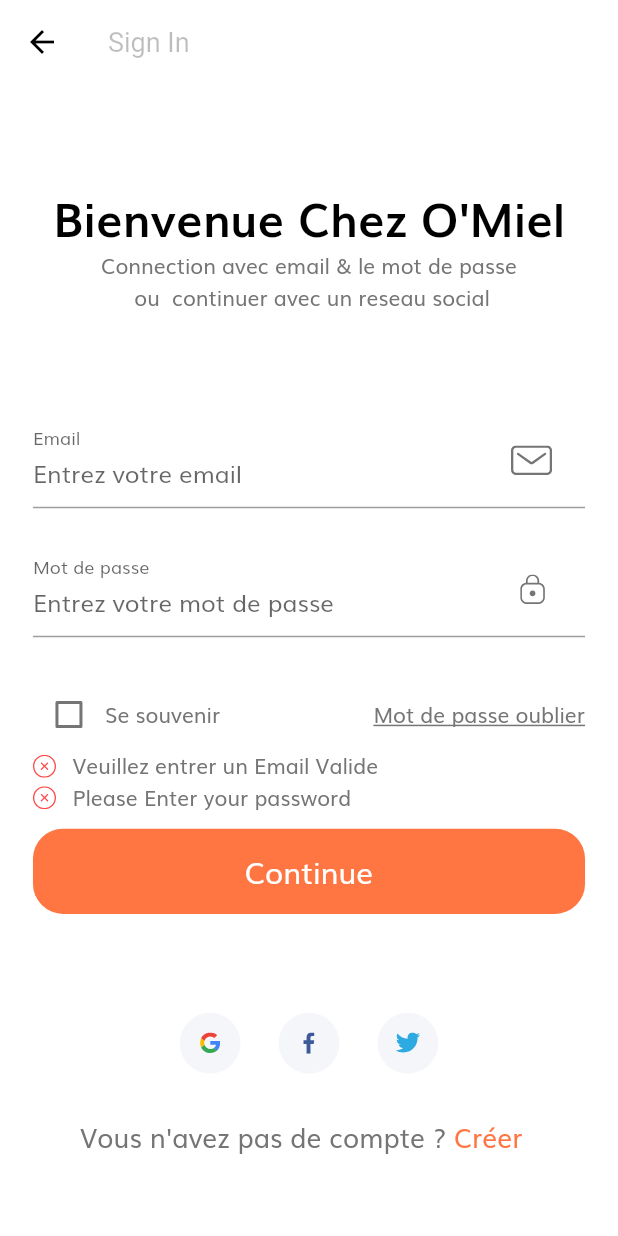
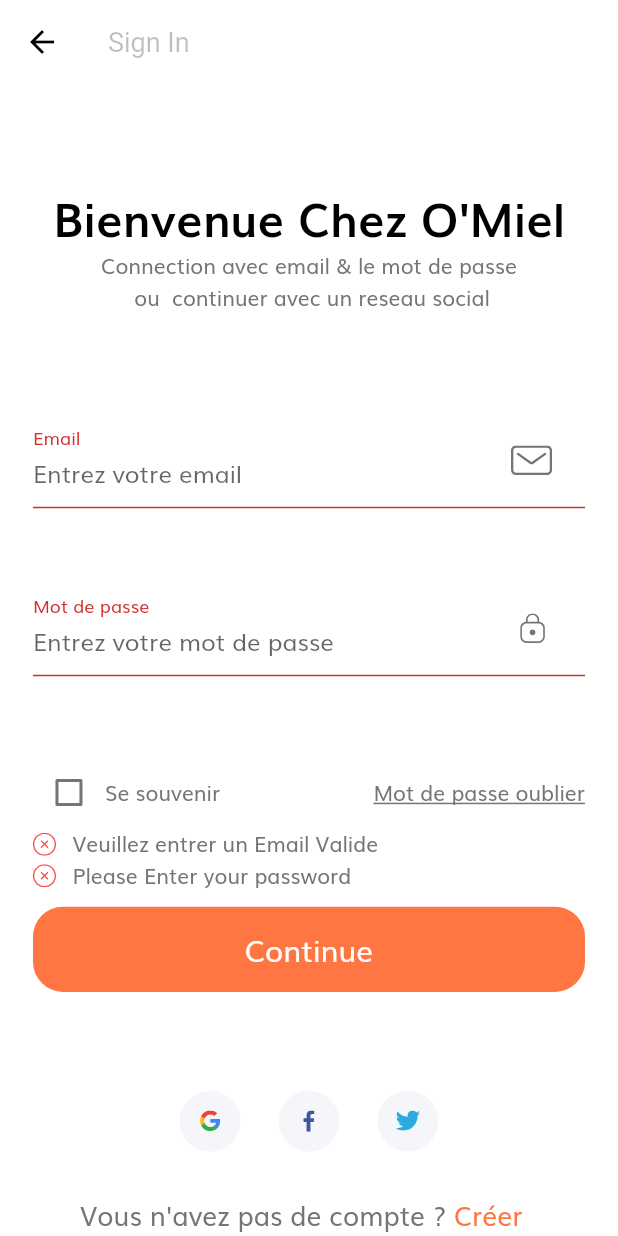
Before and after one commit to LauriatHerosside/Flutter_Learn, a Flutter app: the SignInScreen screen opened by its route, after a tap on "Continue", on a phone screen of 412 x 824 dp. Run offline on Flutter 3.47's test engine with Material 2 defaults, Android fonts, the phone set to English and light mode, and no system bars; our stand-ins replace flutter_svg; missing offline and left inert: dart:ffi.

Commit message:
forgortLoginScreen &  SuccessLoginScreen

```diff
--- /dev/null
+++ b/lib/components/no_account_text.dart
@@ -0,0 +1,34 @@
+import 'package:flutter/material.dart';
+
+import '../constant.dart';
+import '../screens/forgot_password/forgot_password_screen.dart';
+import '../size_config.dart';
+
+class NoAccountText extends StatelessWidget {
+  const NoAccountText({
+    Key? key,
+  }) : super(key: key);
+
+  @override
+  Widget build(BuildContext context) {
+    return Row(
+      mainAxisAlignment: MainAxisAlignment.center,
+      children: [
+        Text(
+          "Vous n'avez pas de compte ? ",
+          style: TextStyle(fontSize: getProportionateScreenWidth(16)),
+        ),
+        GestureDetector(
+          onTap: () => Navigator.popAndPushNamed(
+              context, ForgotPasswordScreen.routeName),
+          child: Text(
+            "Créer  ",
+            style: TextStyle(
+                fontSize: getProportionateScreenWidth(16),
+                color: kPrimaryColor),
+          ),
+        )
+      ],
+    );
+  }
+}
--- a/lib/routs.dart
+++ b/lib/routs.dart
@@ -1,4 +1,5 @@
 import 'package:e_commerce/screens/forgot_password/forgot_password_screen.dart';
+import 'package:e_commerce/screens/login_success/login_success.dart';
 import 'package:e_commerce/screens/sign_in/sign_in.dart';
 import 'package:e_commerce/screens/splash/splash_screen.dart';
 import 'package:flutter/material.dart';
@@ -8,4 +9,5 @@ final Map<String, WidgetBuilder> routes = {
   SplashScreen.routeName: (context) => SplashScreen(),
   SignInScreen.routeName: (context) => SignInScreen(),
   ForgotPasswordScreen.routeName: (context) => ForgotPasswordScreen(),
+  LoginSuccessScreen.routeName: (context) => LoginSuccessScreen(),
 };
--- a/lib/screens/sign_in/components/body_sign_in.dart
+++ b/lib/screens/sign_in/components/body_sign_in.dart
@@ -1,3 +1,4 @@
+import 'package:e_commerce/screens/forgot_password/forgot_password_screen.dart';
 import 'package:e_commerce/screens/sign_in/components/sign_form.dart';
 import 'package:flutter/material.dart';
 import 'package:flutter_svg/flutter_svg.dart';
@@ -6,6 +7,7 @@ import 'package:flutter_svg/parser.dart';
 import '../../../components/custom_surfix_icon.dart';
 import '../../../components/default_button.dart';
 import '../../../components/form_error.dart';
+import '../../../components/no_account_text.dart';
 import '../../../components/social_card.dart';
 import '../../../constant.dart';
 import '../../../size_config.dart';
@@ -62,21 +64,7 @@ class BodySignIn extends StatelessWidget {
               SizedBox(
                 height: getProportionateScreenHeight(28),
               ),
-              Row(
-                mainAxisAlignment: MainAxisAlignment.center,
-                children: [
-                  Text(
-                    "Vous n'avez pas de compte ? ",
-                    style: TextStyle(fontSize: getProportionateScreenWidth(16)),
-                  ),
-                  Text(
-                    "Créer  ",
-                    style: TextStyle(
-                        fontSize: getProportionateScreenWidth(16),
-                        color: kPrimaryColor),
-                  )
-                ],
-              )
+              NoAccountText()
             ],
           ),
         ),
--- a/lib/screens/sign_in/components/sign_form.dart
+++ b/lib/screens/sign_in/components/sign_form.dart
@@ -1,3 +1,5 @@
+import 'package:e_commerce/screens/forgot_password/forgot_password_screen.dart';
+import 'package:e_commerce/screens/login_success/login_success.dart';
 import 'package:flutter/material.dart';
 
 import '../../../components/custom_surfix_icon.dart';
@@ -51,9 +53,13 @@ class _SignFormState extends State<SignForm> {
               ),
               Text("Se souvenir"),
               Spacer(),
-              Text(
-                "Mot de passe oublier",
-                style: TextStyle(decoration: TextDecoration.underline),
+              GestureDetector(
+                onTap: () => Navigator.pushNamed(
+                    context, ForgotPasswordScreen.routeName),
+                child: Text(
+                  "Mot de passe oublier",
+                  style: TextStyle(decoration: TextDecoration.underline),
+                ),
               )
             ],
           ),
@@ -66,6 +72,7 @@ class _SignFormState extends State<SignForm> {
               press: () {
                 if (_formKey.currentState!.validate()) {
                   _formKey.currentState!.save();
+                  Navigator.pushNamed(context, LoginSuccessScreen.routeName);
                 }
                 ;
               })
@@ -95,10 +102,12 @@ class _SignFormState extends State<SignForm> {
             setState(() {
               errors.add(kPassNullError);
             });
+            return "";
           } else if (value.length < 8 && !errors.contains(kShortPassError)) {
             setState(() {
               errors.add(kShortPassError);
             });
+            return "";
           }
           return null;
         },
@@ -133,11 +142,13 @@ class _SignFormState extends State<SignForm> {
             setState(() {
               errors.add(kEmailNullError);
             });
+            return "";
           } else if (!emailValidatorRegExp.hasMatch(value) &&
               !errors.contains(kInvalidEmailError)) {
             setState(() {
               errors.add(kInvalidEmailError);
             });
+            return "";
           }
           return null;
         },
```
Also changed, not shown: lib/screens/forgot_password/components/body_forgot_password.dart (added, +119 -0 lines), lib/screens/forgot_password/forgot_password_screen.dart (+7 -1 lines), lib/screens/login_success/components/body_login_success.dart (added, +35 -0 lines), lib/screens/login_success/login_success.dart (added, +17 -0 lines).
